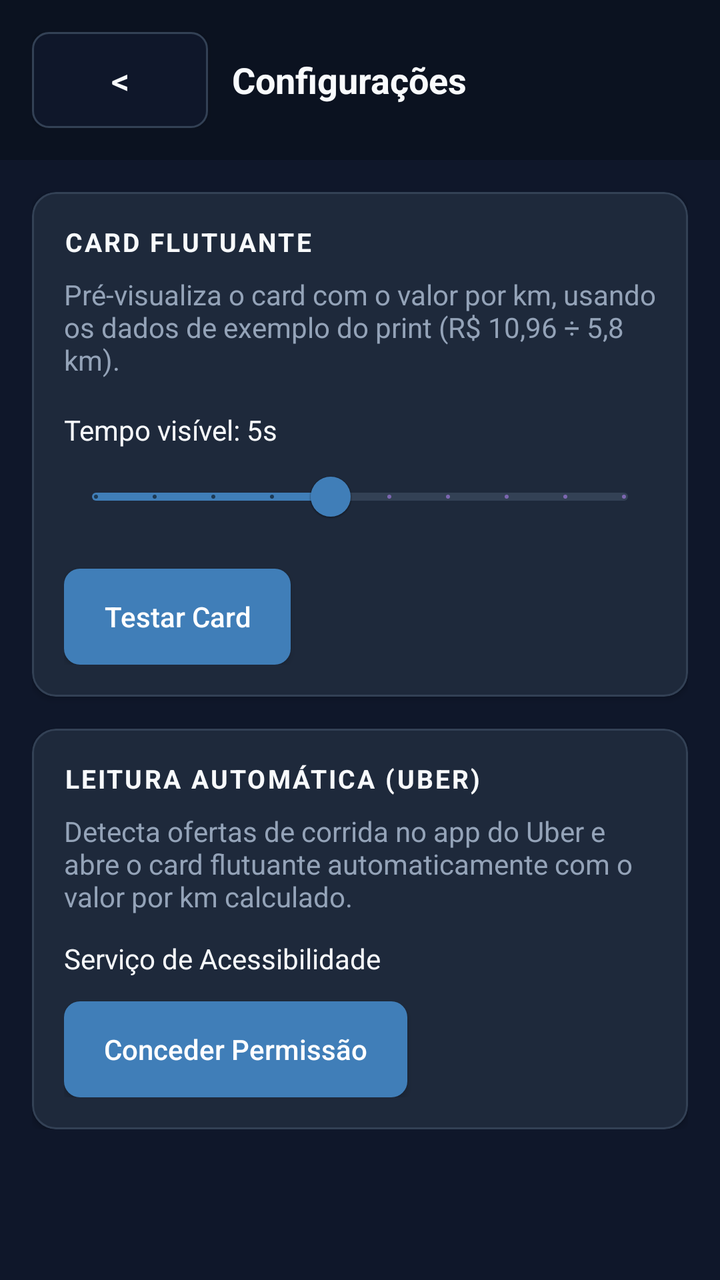
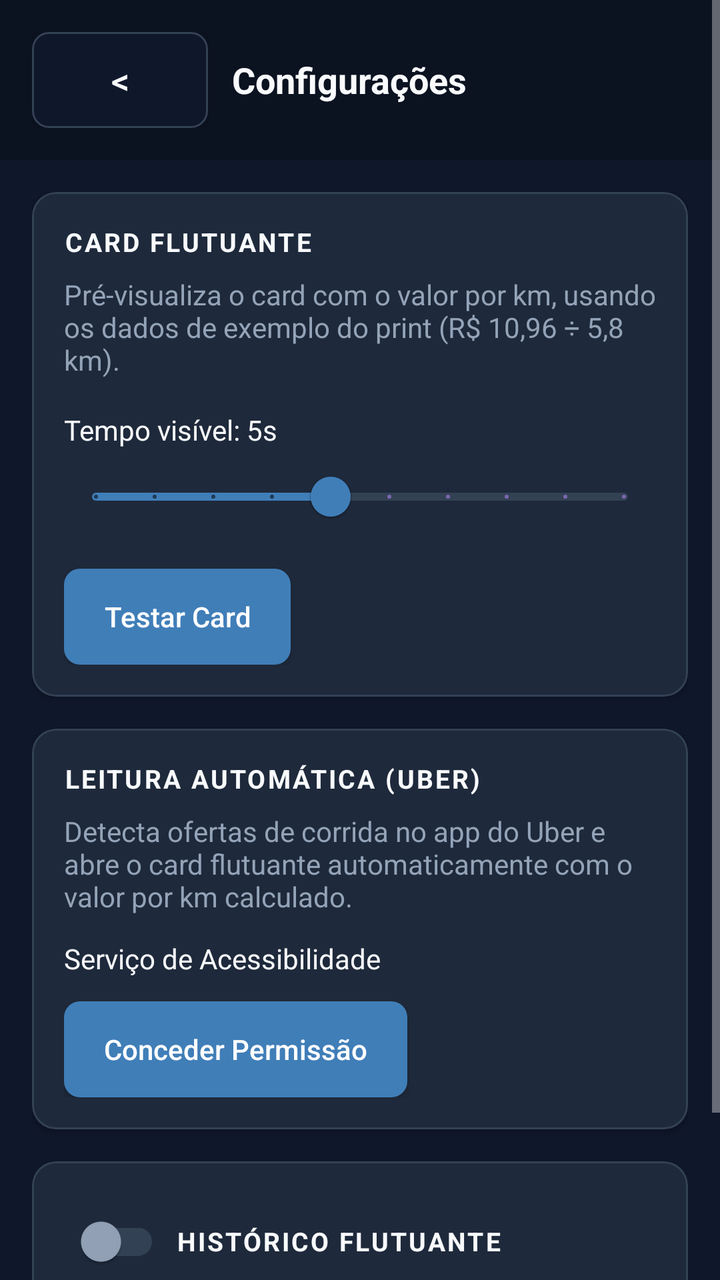

Screens rendered from an Android XML layout before and after an edit, with the pre-edit source and the edit as a unified diff.
<!-- AndroidManifest.xml: application theme Theme.MaterialComponents.NoActionBar -->
<!-- res/layout/activity_settings.xml -->
<?xml version="1.0" encoding="utf-8"?>
<ScrollView xmlns:android="http://schemas.android.com/apk/res/android"
    xmlns:app="http://schemas.android.com/apk/res-auto"
    android:layout_width="match_parent"
    android:layout_height="match_parent"
    android:background="@color/tw_bg"
    android:fillViewport="true">

    <LinearLayout
        android:layout_width="match_parent"
        android:layout_height="wrap_content"
        android:orientation="vertical">

        <LinearLayout
            android:layout_width="match_parent"
            android:layout_height="wrap_content"
            android:background="@color/tw_header_bg"
            android:gravity="center_vertical"
            android:orientation="horizontal"
            android:padding="16dp">

            <androidx.appcompat.widget.AppCompatButton
                android:id="@+id/back_button"
                android:layout_width="wrap_content"
                android:layout_height="wrap_content"
                android:background="@drawable/tw_input_bg"
                android:paddingLeft="16dp"
                android:paddingRight="16dp"
                android:paddingTop="8dp"
                android:paddingBottom="8dp"
                android:text="&lt;"
                android:textColor="@color/tw_text_primary"
                android:textSize="18sp" />

            <TextView
                android:layout_width="0dp"
                android:layout_height="wrap_content"
                android:layout_marginStart="12dp"
                android:layout_weight="1"
                android:text="Configurações"
                android:textColor="@color/tw_text_primary"
                android:textSize="18sp"
                android:textStyle="bold" />
        </LinearLayout>

        <LinearLayout
            android:layout_width="match_parent"
            android:layout_height="wrap_content"
            android:orientation="vertical"
            android:padding="16dp">

            <com.google.android.material.card.MaterialCardView style="@style/TwCard">

                <LinearLayout
                    android:layout_width="match_parent"
                    android:layout_height="wrap_content"
                    android:orientation="vertical"
                    android:padding="16dp">

                    <TextView
                        style="@style/TwCardTitle"
                        android:text="Card Flutuante" />

                    <TextView
                        android:layout_width="match_parent"
                        android:layout_height="wrap_content"
                        android:layout_marginTop="8dp"
                        android:text="Pré-visualiza o card com o valor por km, usando os dados de exemplo do print (R$ 10,96 ÷ 5,8 km)."
                        android:textColor="@color/tw_text_secondary" />

                    <TextView
                        android:id="@+id/visible_seconds_label"
                        android:layout_width="match_parent"
                        android:layout_height="wrap_content"
                        android:layout_marginTop="16dp"
                        android:text="Tempo visível: 5s"
                        android:textColor="@color/tw_text_primary" />

                    <com.google.android.material.slider.Slider
                        android:id="@+id/visible_seconds_slider"
                        android:layout_width="match_parent"
                        android:layout_height="wrap_content"
                        android:stepSize="1"
                        android:value="5"
                        android:valueFrom="1"
                        android:valueTo="10"
                        app:thumbColor="@color/tw_blue_600"
                        app:trackColorActive="@color/tw_blue_600"
                        app:trackColorInactive="@color/tw_border" />

                    <androidx.appcompat.widget.AppCompatButton
                        android:id="@+id/test_overlay_button"
                        style="@style/TwPrimaryButton"
                        android:layout_width="wrap_content"
                        android:layout_height="wrap_content"
                        android:layout_marginTop="12dp"
                        android:text="Testar Card" />
                </LinearLayout>
            </com.google.android.material.card.MaterialCardView>

            <com.google.android.material.card.MaterialCardView
                style="@style/TwCard"
                android:layout_marginTop="16dp">

                <LinearLayout
                    android:layout_width="match_parent"
                    android:layout_height="wrap_content"
                    android:orientation="vertical"
                    android:padding="16dp">

                    <TextView
                        style="@style/TwCardTitle"
                        android:text="Leitura Automática (Uber)" />

                    <TextView
                        android:layout_width="match_parent"
                        android:layout_height="wrap_content"
                        android:layout_marginTop="8dp"
                        android:text="Detecta ofertas de corrida no app do Uber e abre o card flutuante automaticamente com o valor por km calculado."
                        android:textColor="@color/tw_text_secondary" />

                    <LinearLayout
                        android:layout_width="match_parent"
                        android:layout_height="wrap_content"
                        android:layout_marginTop="12dp"
                        android:gravity="center_vertical"
                        android:orientation="horizontal">

                        <TextView
                            android:layout_width="0dp"
                            android:layout_height="wrap_content"
                            android:layout_weight="1"
                            android:text="Serviço de Acessibilidade"
                            android:textColor="@color/tw_text_primary" />

                        <TextView
                            android:id="@+id/accessibility_permission_status"
                            android:layout_width="wrap_content"
                            android:layout_height="wrap_content"
                            android:layout_marginStart="8dp"
                            android:textStyle="bold" />
                    </LinearLayout>

                    <androidx.appcompat.widget.AppCompatButton
                        android:id="@+id/accessibility_permission_button"
                        style="@style/TwPrimaryButton"
                        android:layout_width="wrap_content"
                        android:layout_height="wrap_content"
                        android:layout_marginTop="12dp"
                        android:text="Conceder Permissão" />
                </LinearLayout>
            </com.google.android.material.card.MaterialCardView>

        </LinearLayout>
    </LinearLayout>
</ScrollView>
<!-- resources referenced by this layout -->
<resources>
  <color name="tw_bg">#0F172A</color>
  <color name="tw_blue_600">#407EB8</color>
  <color name="tw_border">#334155</color>
  <color name="tw_header_bg">#0B1220</color>
  <color name="tw_text_primary">#F8FAFC</color>
  <color name="tw_text_secondary">#94A3B8</color>
  <!-- drawable tw_input_bg (drawable) -->
  <?xml version="1.0" encoding="utf-8"?>
  <shape xmlns:android="http://schemas.android.com/apk/res/android">
      <solid android:color="@color/tw_input_bg" />
      <corners android:radius="8dp" />
      <stroke
          android:width="1dp"
          android:color="@color/tw_border" />
  </shape>
  <style name="TwCard">
          <item name="android:layout_width">match_parent</item>
          <item name="android:layout_height">wrap_content</item>
          <item name="cardBackgroundColor">@color/tw_surface</item>
          <item name="cardCornerRadius">12dp</item>
          <item name="cardElevation">2dp</item>
          <item name="strokeColor">@color/tw_border</item>
          <item name="strokeWidth">1dp</item>
      </style>
  <style name="TwCardTitle">
          <item name="android:layout_width">wrap_content</item>
          <item name="android:layout_height">wrap_content</item>
          <item name="android:textColor">@color/tw_text_primary</item>
          <item name="android:textSize">13sp</item>
          <item name="android:textStyle">bold</item>
          <item name="android:letterSpacing">0.08</item>
          <item name="android:textAllCaps">true</item>
      </style>
  <style name="TwPrimaryButton" parent="Widget.AppCompat.Button">
          <item name="android:background">@drawable/tw_button_bg</item>
          <item name="android:textColor">@color/tw_white</item>
          <item name="android:textAllCaps">false</item>
          <item name="android:paddingLeft">20dp</item>
          <item name="android:paddingRight">20dp</item>
          <item name="android:paddingTop">10dp</item>
          <item name="android:paddingBottom">10dp</item>
      </style>
  <color name="tw_input_bg">#0F172A</color>
  <color name="tw_surface">#1E293B</color>
  <!-- drawable tw_button_bg (drawable) -->
  <?xml version="1.0" encoding="utf-8"?>
  <shape xmlns:android="http://schemas.android.com/apk/res/android">
      <solid android:color="@color/tw_blue_600" />
      <corners android:radius="8dp" />
  </shape>
  <color name="tw_white">#FFFFFF</color>
</resources>

<!-- the commit's change to res/layout/activity_settings.xml (unified diff, before → after) -->
@@ -151,6 +151,44 @@
                 </LinearLayout>
             </com.google.android.material.card.MaterialCardView>
 
+            <com.google.android.material.card.MaterialCardView
+                style="@style/TwCard"
+                android:layout_marginTop="16dp">
+
+                <LinearLayout
+                    android:layout_width="match_parent"
+                    android:layout_height="wrap_content"
+                    android:orientation="vertical"
+                    android:padding="16dp">
+
+                    <LinearLayout
+                        android:layout_width="match_parent"
+                        android:layout_height="wrap_content"
+                        android:gravity="center_vertical"
+                        android:orientation="horizontal">
+
+                        <com.google.android.material.switchmaterial.SwitchMaterial
+                            android:id="@+id/history_overlay_switch"
+                            android:layout_width="wrap_content"
+                            android:layout_height="wrap_content"
+                            android:layout_marginEnd="8dp"
+                            app:thumbTint="@color/tw_switch_thumb"
+                            app:trackTint="@color/tw_switch_track" />
+
+                        <TextView
+                            style="@style/TwCardTitle"
+                            android:text="Histórico Flutuante" />
+                    </LinearLayout>
+
+                    <TextView
+                        android:layout_width="match_parent"
+                        android:layout_height="wrap_content"
+                        android:layout_marginTop="8dp"
+                        android:text="Mostra sempre no topo da tela o valor/km, destino e o resultado (aceito, recusado ou sem ação) das últimas 3 ofertas."
+                        android:textColor="@color/tw_text_secondary" />
+                </LinearLayout>
+            </com.google.android.material.card.MaterialCardView>
+
         </LinearLayout>
     </LinearLayout>
 </ScrollView>
